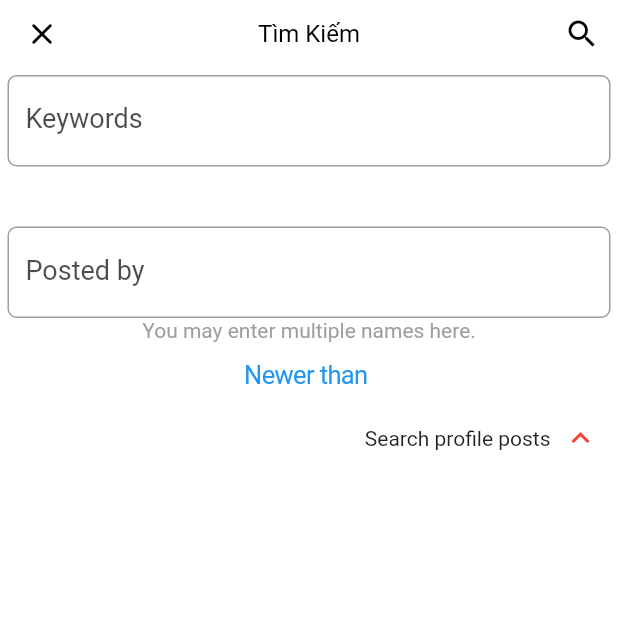
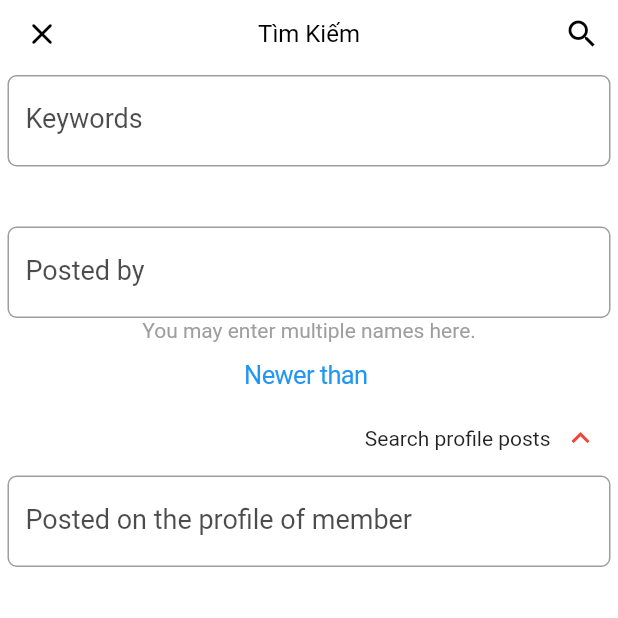
Before and after one commit to haophan1996/nextvoz, a Flutter app: the SearchUI screen opened by its route, after a tap on "Search threads (Optional)", on a phone screen of 412 x 824 dp, the top half of it. Run offline on Flutter 3.47's test engine with Material 2 defaults, Android fonts, the light colour scheme and no system bars; drawn by our look-alikes of expandable; our stand-ins replace dio, extended_image, flutter_html, flutter_signin_button, get, get_storage and 1 more; missing offline and left inert: flutter_reaction_button, flutter_youtube_view, interactiveviewer_gallery, rich_editor; accounts and stored records are empty; network calls fail.

```diff
--- a/lib/GlobalController.dart
+++ b/lib/GlobalController.dart
@@ -117,13 +117,13 @@ class GlobalController extends GetxController {
     return isJson? jsonDecode(response.body) : response.body;
   }
 
-  Future getHttp(Map<String, String> header, String link) async {
+  Future getHttp(bool isJson,Map<String, String> header, String link) async {
     final response = await http.get(Uri.parse(link), headers: header).catchError((err) {
       print('get http post error: $header \n$link');
       Get.back();
       setDialogError('Server down or No connection\n\n Details: $err');
     });
-    return jsonDecode(response.body);
+    return isJson? jsonDecode(response.body) : response.body;
   }
 
   Future<File> getImageFileFromAssets(String path) async {
--- a/lib/Page/NavigationDrawer/NaviDrawerUI.dart
+++ b/lib/Page/NavigationDrawer/NaviDrawerUI.dart
@@ -1,4 +1,3 @@
-import 'package:extended_image/extended_image.dart';
 import 'package:flutter_html/shims/dart_ui_real.dart';
 import 'package:get/get.dart';
 import 'package:flutter/cupertino.dart';
--- a/lib/Page/PostStatus/PostStatusBindings.dart
+++ b/lib/Page/PostStatus/PostStatusBindings.dart
@@ -5,7 +5,6 @@ class PostStatusBindings extends Bindings{
   @override
   void dependencies() {
     // TODO: implement dependencies
-    //Get.put(PostStatusController());
     Get.lazyPut<PostStatusController>(() => PostStatusController());
   }
 
--- a/lib/Page/Search/Search/SearchController.dart
+++ b/lib/Page/Search/Search/SearchController.dart
@@ -2,14 +2,18 @@ import 'package:expandable/expandable.dart';
 import 'package:flutter/cupertino.dart';
 import 'package:get/get.dart';
 import 'package:nextvoz/Page/Search/SearchType.dart';
-import 'package:nextvoz/Page/reuseWidget.dart';
 import 'package:nextvoz/Routes/routes.dart';
 
+import '../../reuseWidget.dart';
+
 class SearchController extends GetxController {
-  TextEditingController keywords = TextEditingController(), postBy = TextEditingController(), replies = TextEditingController();
+  TextEditingController keywords = TextEditingController(),
+      postBy = TextEditingController(),
+      replies = TextEditingController(),
+      postedOnTheProfileOfMember = TextEditingController();
   ExpandableController expandableController = ExpandableController();
   bool isSearchTitlesOnly = false, visible = true;
-  String dateTime = '',radioGroup = '2';
+  String dateTime = '', radioGroup = 'relevance';
   DateTime newDateTime = DateTime.now();
   int selectPrefix = 0, selectSearchInForum = 0;
 
@@ -52,12 +56,20 @@ class SearchController extends GetxController {
     update(['updateGroupRadio']);
   }
 
+  getSearchType() {
+    return expandableController.value == true
+        ? SearchType.SearchProfilePosts
+        : replies.text == '' && selectPrefix == 0 && selectSearchInForum == 0 && radioGroup != 'replies'
+            ? SearchType.SearchEverything
+            : SearchType.SearchThreads;
+  }
+
   search() {
     if (keywords.text.isEmpty && postBy.text.isEmpty) {
       setDialogError('Please specify a search query or the name of a member.');
     } else {
       Get.toNamed(Routes.SearchResult, arguments: [
-        SearchType.SearchEverything,
+        getSearchType(),
         {
           'keywords': keywords.text,
           'postBy': postBy.text,
@@ -65,7 +77,9 @@ class SearchController extends GetxController {
           'dateTime': dateTime,
           'prefix': prefix.elementAt(selectPrefix)['id'],
           'searchInForums': searchInForums.elementAt(selectSearchInForum)['id'],
-          'min_reply_count' : replies.text,
+          'min_reply_count': radioGroup == 'replies' && replies.text == '' ? '0' : replies.text,
+          'order': radioGroup,
+          'profile_users' : postedOnTheProfileOfMember.text,
         }
       ]);
     }
--- a/lib/Page/Search/Search/SearchUI.dart
+++ b/lib/Page/Search/Search/SearchUI.dart
@@ -82,7 +82,10 @@ class SearchUI extends GetView<SearchController> {
                         );
                       },
                     ),
-                    expanded: Text(' '),
+                    expanded: Padding(
+                      padding: EdgeInsets.only(top: 5),
+                      child: inputCustom(TextInputType.text, controller.postedOnTheProfileOfMember, false, 'Posted on the profile of member', () => controller.search()),
+                    ),
                     collapsed: Column(crossAxisAlignment: CrossAxisAlignment.center, mainAxisAlignment: MainAxisAlignment.center, children: [
                       Text('Minimum number of replies:'),
                       Padding(
@@ -168,21 +171,21 @@ class SearchUI extends GetView<SearchController> {
                                 RadioListTile(
                                     controlAffinity: ListTileControlAffinity.leading,
                                     title: Text('Relevance'),
-                                    value: '1',
+                                    value: 'relevance',
                                     groupValue: controller.radioGroup,
                                     onChanged: (value) {
                                       controller.handleRadioValueChange(value!);
                                     }),
                                 RadioListTile(
                                     title: Text('Date'),
-                                    value: '2',
+                                    value: 'date',
                                     groupValue: controller.radioGroup,
                                     onChanged: (value) {
                                       controller.handleRadioValueChange(value!);
                                     }),
                                 RadioListTile(
                                     title: Text('Most replies'),
-                                    value: '3',
+                                    value: 'replies',
                                     groupValue: controller.radioGroup,
                                     onChanged: (value) {
                                       controller.handleRadioValueChange(value!);
--- a/lib/Page/Search/SearchType.dart
+++ b/lib/Page/Search/SearchType.dart
@@ -1,6 +1,7 @@
 abstract class SearchType{
-  static const SearchEverything = '/search/search';
-  static const SearchThreads = 'SearchThreads';
-  static const SearchProfilePosts = 'SearchProfilePosts';
-  static const SearchTags = 'SearchTags';
+  static const SearchEverything = 'Everything';
+  static const SearchThreads = 'Threads';
+  static const SearchProfilePosts = 'Profile Posts';
+  static const SearchTags = 'Tags';
+  static const SearchThreadsOnly = 'Threads Only'; // only for profile
 }
--- a/lib/Page/Settings/SettingsController.dart
+++ b/lib/Page/Settings/SettingsController.dart
@@ -16,7 +16,7 @@ class SettingsController extends GetxController {
     // TODO: implement onInit
     super.onInit();
     langIndex = GlobalController.i.userStorage.read('lang') ?? 1;
-    fontSizeView.value = GlobalController.i.userStorage.read('fontSizeView') ?? 20;
+    fontSizeView.value = (GlobalController.i.userStorage.read('fontSizeView') ?? Get.textTheme.button!.fontSize)!;
     switchValuePost.value = GlobalController.i.userStorage.read('scrollToMyRepAfterPost') ?? true;
     switchImage.value = GlobalController.i.userStorage.read('showImage') ?? true;
     switchSignature.value = GlobalController.i.userStorage.read('signature') ?? true;
--- a/lib/Page/Settings/SettingsUI.dart
+++ b/lib/Page/Settings/SettingsUI.dart
@@ -45,11 +45,11 @@ class SettingsUI extends GetView<SettingsController> {
                   ),
                   Obx(() => Expanded(
                         child: Slider(
-                            divisions: 25,
+                            divisions: 30,
                             label: controller.fontSizeView.string,
                             value: controller.fontSizeView.value,
                             max: 40.0,
-                            min: 15.0,
+                            min: 10.0,
                             onChanged: (value) {
                               controller.fontSizeView.value = value;
                             }),
--- a/lib/Page/View/ViewController.dart
+++ b/lib/Page/View/ViewController.dart
@@ -492,7 +492,7 @@ class ViewController extends GetxController {
       'cookie': '${data['xfCsrfPost']}; xf_user=${GlobalController.i.xfUser};',
     };
 
-    await GlobalController.i.getHttp(headers, url).then((value) async {
+    await GlobalController.i.getHttp(true, headers, url).then((value) async {
       if (Get.isDialogOpen == true) Get.back();
       if (value['status'] == 'ok') {
         data['postID'] = htmlData.elementAt(index)['postID'];
--- a/lib/main.dart
+++ b/lib/main.dart
@@ -114,8 +114,8 @@ class MyPage extends StatelessWidget {
           name: Routes.SearchResult,
           page: () => SearchResultUI(),
           binding: SearchResultBindings(),
-          //transition: Transition.topLevel,
-          //transitionDuration: Duration(milliseconds: 200),
+          transition: Transition.topLevel,
+          transitionDuration: Duration(milliseconds: 200),
           gestureWidth: (context) => context.width,
           popGesture: true,
         ),
--- a/pubspec.yaml
+++ b/pubspec.yaml
@@ -40,6 +40,9 @@ dependencies:
   get_storage: ^2.0.2
   dio: ^4.0.0
   flutter_html: ^2.1.1
+
+  webview_flutter_plus: ^0.2.2
+
   flutter:
     sdk: flutter
 
```
Also changed, not shown: lib/Page/Profile/UserProfile/UserProfileController.dart (+11 -8 lines), lib/Page/Profile/UserProfile/UserProfileUI.dart (+28 -2 lines), lib/Page/Search/SearchResult/SearchResultController.dart (+61 -27 lines), lib/Page/Search/SearchResult/SearchResultUI.dart (+29 -10 lines), lib/Page/reuseWidget.dart (+29 -16 lines), pubspec.lock.
